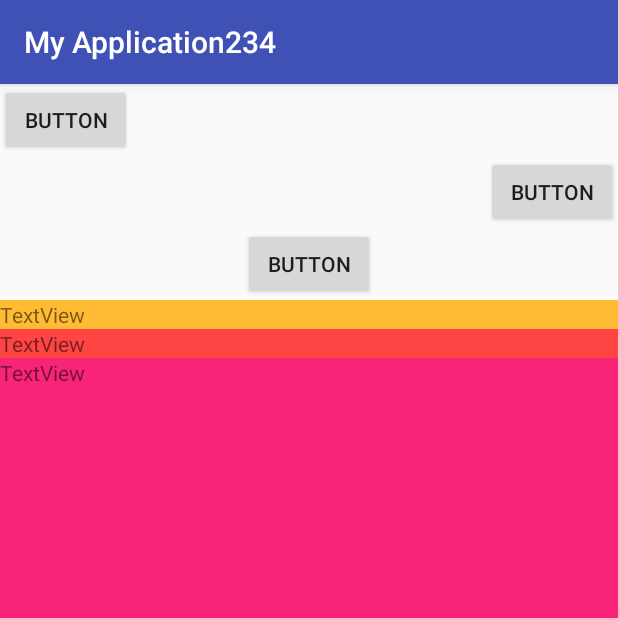
After one commit to lmjing/AndroidStudy, an Android app: the exerciseActivity screen opened directly, with no data from a screen before it, on a phone screen of 412 x 824 dp, the top half of it. The commit adds this screen. Run offline under Robolectric (Android 15) with nearby library versions, the phone set to English and light mode, and no system bars.

Commit message:
Xml Design 영역 연습

```diff
--- a/Project/Week4/MyApplication234/app/src/main/AndroidManifest.xml
+++ b/Project/Week4/MyApplication234/app/src/main/AndroidManifest.xml
@@ -9,15 +9,15 @@
         android:roundIcon="@mipmap/ic_launcher_round"
         android:supportsRtl="true"
         android:theme="@style/AppTheme">
-        <activity android:name=".MainActivity">
-        </activity>
-        <activity android:name=".Day2Activity">
+        <activity android:name=".MainActivity"></activity>
+        <activity android:name=".CodeLayoutActivity">
             <intent-filter>
                 <action android:name="android.intent.action.MAIN" />
 
                 <category android:name="android.intent.category.LAUNCHER" />
             </intent-filter>
         </activity>
+        <activity android:name=".exerciseActivity"></activity>
     </application>
 
 </manifest>
--- a/Project/Week4/MyApplication234/app/src/main/java/com/ourincheon/myapplication234/Day2Activity.java
+++ b/Project/Week4/MyApplication234/app/src/main/java/com/ourincheon/myapplication234/CodeLayoutActivity.java
@@ -7,15 +7,15 @@
 import android.widget.Button;
 import android.widget.LinearLayout;
 
-public class Day2Activity extends AppCompatActivity {
+public class CodeLayoutActivity extends AppCompatActivity {
 
     @Override
     protected void onCreate(Bundle savedInstanceState) {
         super.onCreate(savedInstanceState);
-//        setContentView(R.layout.activity_day2);
+//        setContentView(R.layout.activity_layout);
 
         // context = 화면 = UI = Activity
-        LinearLayout lin = new LinearLayout(this); // this = Day2Activity.this
+        LinearLayout lin = new LinearLayout(this); // this = CodeLayoutActivity.this
 
         LinearLayout.LayoutParams lparams = new LinearLayout.LayoutParams(
                 ViewGroup.LayoutParams.MATCH_PARENT,
--- a/Project/Week4/MyApplication234/app/src/main/java/com/ourincheon/myapplication234/MainActivity.java
+++ b/Project/Week4/MyApplication234/app/src/main/java/com/ourincheon/myapplication234/MainActivity.java
@@ -2,6 +2,7 @@
 
 import android.support.v7.app.AppCompatActivity;
 import android.os.Bundle;
+import android.widget.Button;
 import android.widget.LinearLayout;
 
 public class MainActivity extends AppCompatActivity {
@@ -9,8 +10,11 @@
     @Override
     protected void onCreate(Bundle savedInstanceState) {
         super.onCreate(savedInstanceState);
-        setContentView(R.layout.activity_main);
+        setContentView(R.layout.activity_layout);
 
-        //4.레이아웃 실습2: 코드로 구현 코딩 해봄 ㅎㅎㅎ다 날려 먹었음(참고)
+        //findViewById로 찾기만 하면 어떤 ViewType인지 알 수 없기 때문에, 항상 형변환을 시켜주어야 함
+        Button b1 = (Button)findViewById(R.id.button);
+        Button b2 = (Button)findViewById(R.id.button2);
+        b1.setText("버튼");
     }
 }
--- /dev/null
+++ b/Project/Week4/MyApplication234/app/src/main/java/com/ourincheon/myapplication234/exerciseActivity.java
@@ -0,0 +1,13 @@
+package com.ourincheon.myapplication234;
+
+import android.support.v7.app.AppCompatActivity;
+import android.os.Bundle;
+
+public class exerciseActivity extends AppCompatActivity {
+
+    @Override
+    protected void onCreate(Bundle savedInstanceState) {
+        super.onCreate(savedInstanceState);
+        setContentView(R.layout.activity_exercise);
+    }
+}
--- /dev/null
+++ b/Project/Week4/MyApplication234/app/src/main/res/layout/activity_exercise.xml
@@ -0,0 +1,49 @@
+<?xml version="1.0" encoding="utf-8"?>
+<LinearLayout xmlns:android="http://schemas.android.com/apk/res/android"
+    android:orientation="vertical"
+    android:layout_width="match_parent"
+    android:layout_height="match_parent">
+
+    <Button
+        android:id="@+id/button4"
+        android:layout_width="wrap_content"
+        android:layout_height="wrap_content"
+        android:layout_gravity="left"
+        android:text="Button" />
+
+    <Button
+        android:id="@+id/button5"
+        android:layout_width="wrap_content"
+        android:layout_height="wrap_content"
+        android:layout_gravity="right"
+        android:text="Button" />
+
+    <Button
+        android:id="@+id/button6"
+        android:layout_width="wrap_content"
+        android:layout_height="wrap_content"
+        android:layout_gravity="center"
+        android:text="Button" />
+
+    <TextView
+        android:id="@+id/textView4"
+        android:layout_width="match_parent"
+        android:layout_height="wrap_content"
+        android:background="@android:color/holo_orange_light"
+        android:text="TextView" />
+
+    <TextView
+        android:id="@+id/textView5"
+        android:layout_width="match_parent"
+        android:layout_height="wrap_content"
+        android:background="@android:color/holo_red_light"
+        android:text="TextView" />
+
+    <TextView
+        android:id="@+id/textView6"
+        android:layout_width="match_parent"
+        android:layout_height="match_parent"
+        android:background="#f72478"
+        android:text="TextView" />
+
+</LinearLayout>
--- a/Project/Week4/MyApplication234/app/src/main/res/layout/activity_day2.xml
+++ b/Project/Week4/MyApplication234/app/src/main/res/layout/activity_layout.xml
@@ -5,13 +5,13 @@
     android:orientation="vertical">
 
     <Button
-        android:id="@+id/button5"
+        android:id="@+id/button"
         android:layout_width="match_parent"
         android:layout_height="wrap_content"
         android:text="Button" />
 
     <Button
-        android:id="@+id/button4"
+        android:id="@+id/button2"
         android:layout_width="match_parent"
         android:layout_height="wrap_content"
         android:text="Button" />
```
